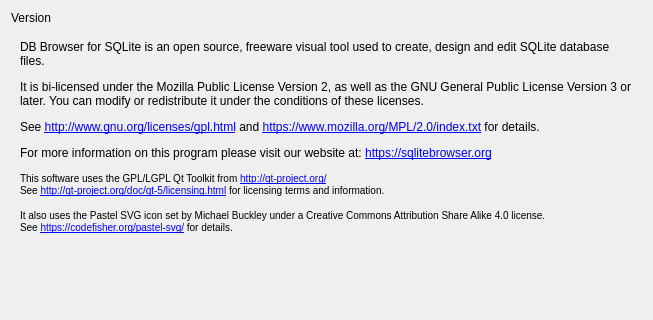
The window that src/AboutDialog.ui (sqlitebrowser/sqlitebrowser) describes before a commit, drawn with Qt 5; both pictures show x 0 to 653 and y 0 to 320 of the 653 by 502 pixel window.
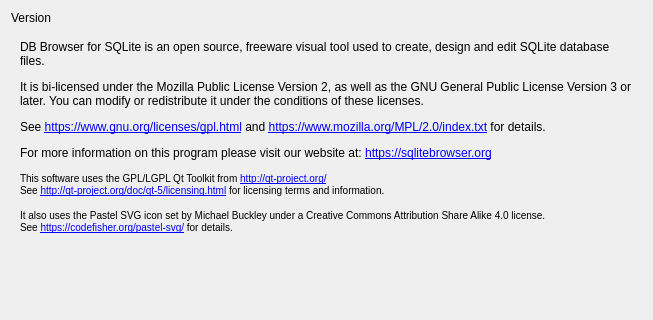
The same window after the commit. Icons and pictures are not drawn.

Commit message: Replace http://www.gnu.org/licenses/gpl.html with https://www.gnu.org/licenses/gpl.html

```diff
--- a/src/AboutDialog.ui
+++ b/src/AboutDialog.ui
@@ -87,7 +87,7 @@
        <item>
         <widget class="QLabel" name="label">
          <property name="text">
-          <string>&lt;html&gt;&lt;head/&gt;&lt;body&gt;&lt;p&gt;DB Browser for SQLite is an open source, freeware visual tool used to create, design and edit SQLite database files.&lt;/p&gt;&lt;p&gt;It is bi-licensed under the Mozilla Public License Version 2, as well as the GNU General Public License Version 3 or later. You can modify or redistribute it under the conditions of these licenses.&lt;/p&gt;&lt;p&gt;See &lt;a href=&quot;http://www.gnu.org/licenses/gpl.html&quot;&gt;http://www.gnu.org/licenses/gpl.html&lt;/a&gt; and &lt;a href=&quot;https://www.mozilla.org/MPL/2.0/index.txt&quot;&gt;https://www.mozilla.org/MPL/2.0/index.txt&lt;/a&gt; for details.&lt;/p&gt;&lt;p&gt;For more information on this program please visit our website at: &lt;a href=&quot;https://sqlitebrowser.org&quot;&gt;https://sqlitebrowser.org&lt;/a&gt;&lt;/p&gt;&lt;p&gt;&lt;span style=&quot; font-size:small;&quot;&gt;This software uses the GPL/LGPL Qt Toolkit from &lt;/span&gt;&lt;a href=&quot;http://qt-project.org/&quot;&gt;&lt;span style=&quot; font-size:small;&quot;&gt;http://qt-project.org/&lt;/span&gt;&lt;/a&gt;&lt;span style=&quot; font-size:small;&quot;&gt;&lt;br/&gt;See &lt;/span&gt;&lt;a href=&quot;http://qt-project.org/doc/qt-5/licensing.html&quot;&gt;&lt;span style=&quot; font-size:small;&quot;&gt;http://qt-project.org/doc/qt-5/licensing.html&lt;/span&gt;&lt;/a&gt;&lt;span style=&quot; font-size:small;&quot;&gt; for licensing terms and information.&lt;/span&gt;&lt;/p&gt;&lt;p&gt;&lt;span style=&quot; font-size:small;&quot;&gt;It also uses the Pastel SVG icon set by Michael Buckley under a Creative Commons
+          <string>&lt;html&gt;&lt;head/&gt;&lt;body&gt;&lt;p&gt;DB Browser for SQLite is an open source, freeware visual tool used to create, design and edit SQLite database files.&lt;/p&gt;&lt;p&gt;It is bi-licensed under the Mozilla Public License Version 2, as well as the GNU General Public License Version 3 or later. You can modify or redistribute it under the conditions of these licenses.&lt;/p&gt;&lt;p&gt;See &lt;a href=&quot;https://www.gnu.org/licenses/gpl.html&quot;&gt;https://www.gnu.org/licenses/gpl.html&lt;/a&gt; and &lt;a href=&quot;https://www.mozilla.org/MPL/2.0/index.txt&quot;&gt;https://www.mozilla.org/MPL/2.0/index.txt&lt;/a&gt; for details.&lt;/p&gt;&lt;p&gt;For more information on this program please visit our website at: &lt;a href=&quot;https://sqlitebrowser.org&quot;&gt;https://sqlitebrowser.org&lt;/a&gt;&lt;/p&gt;&lt;p&gt;&lt;span style=&quot; font-size:small;&quot;&gt;This software uses the GPL/LGPL Qt Toolkit from &lt;/span&gt;&lt;a href=&quot;http://qt-project.org/&quot;&gt;&lt;span style=&quot; font-size:small;&quot;&gt;http://qt-project.org/&lt;/span&gt;&lt;/a&gt;&lt;span style=&quot; font-size:small;&quot;&gt;&lt;br/&gt;See &lt;/span&gt;&lt;a href=&quot;http://qt-project.org/doc/qt-5/licensing.html&quot;&gt;&lt;span style=&quot; font-size:small;&quot;&gt;http://qt-project.org/doc/qt-5/licensing.html&lt;/span&gt;&lt;/a&gt;&lt;span style=&quot; font-size:small;&quot;&gt; for licensing terms and information.&lt;/span&gt;&lt;/p&gt;&lt;p&gt;&lt;span style=&quot; font-size:small;&quot;&gt;It also uses the Pastel SVG icon set by Michael Buckley under a Creative Commons
 Attribution Share Alike 4.0 license.&lt;br/&gt;See &lt;/span&gt;&lt;a href=&quot;https://codefisher.org/pastel-svg/&quot;&gt;&lt;span style=&quot; font-size:small;&quot;&gt;https://codefisher.org/pastel-svg/&lt;/span&gt;&lt;/a&gt;&lt;span style=&quot; font-size:small;&quot;&gt; for details.&lt;/span&gt;&lt;/p&gt;&lt;/body&gt;&lt;/html&gt;</string>
          </property>
          <property name="alignment">
```
The commit also changes 20 other files.
